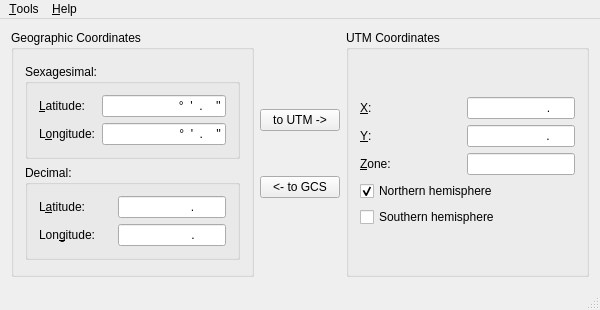
Old version of the form mainwindow.ui in the repository ecoslacker/coordinates-conversion-tool.
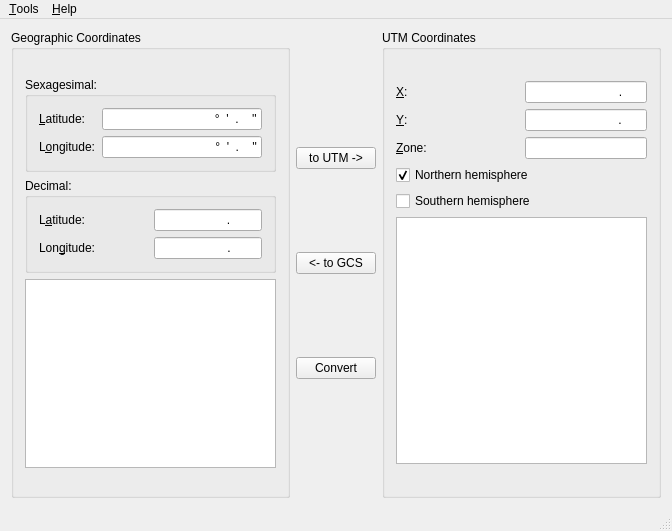
New version of the form. Icons and pictures are not drawn.

```diff
--- a/mainwindow.ui
+++ b/mainwindow.ui
@@ -6,8 +6,8 @@
    <rect>
     <x>0</x>
     <y>0</y>
-    <width>600</width>
-    <height>310</height>
+    <width>672</width>
+    <height>531</height>
    </rect>
   </property>
   <property name="windowTitle">
@@ -36,6 +36,9 @@
          <property name="orientation">
           <enum>Qt::Vertical</enum>
          </property>
+         <property name="sizeType">
+          <enum>QSizePolicy::Preferred</enum>
+         </property>
          <property name="sizeHint" stdset="0">
           <size>
            <width>20</width>
@@ -192,11 +195,17 @@
          </layout>
         </widget>
        </item>
+       <item>
+        <widget class="QTextEdit" name="geoCoordinates"/>
+       </item>
        <item>
         <spacer name="verticalSpacer_3">
          <property name="orientation">
           <enum>Qt::Vertical</enum>
          </property>
+         <property name="sizeType">
+          <enum>QSizePolicy::Preferred</enum>
+         </property>
          <property name="sizeHint" stdset="0">
           <size>
            <width>20</width>
@@ -255,6 +264,13 @@
         </property>
        </widget>
       </item>
+      <item>
+       <widget class="QPushButton" name="convertButton">
+        <property name="text">
+         <string>Convert</string>
+        </property>
+       </widget>
+      </item>
       <item>
        <spacer name="verticalSpacer">
         <property name="orientation">
@@ -290,10 +306,13 @@
          <property name="orientation">
           <enum>Qt::Vertical</enum>
          </property>
+         <property name="sizeType">
+          <enum>QSizePolicy::Preferred</enum>
+         </property>
          <property name="sizeHint" stdset="0">
           <size>
            <width>20</width>
-           <height>40</height>
+           <height>20</height>
           </size>
          </property>
         </spacer>
@@ -421,15 +440,21 @@
          </property>
         </widget>
        </item>
+       <item>
+        <widget class="QTextEdit" name="utmCoordinates"/>
+       </item>
        <item>
         <spacer name="verticalSpacer_5">
          <property name="orientation">
           <enum>Qt::Vertical</enum>
          </property>
+         <property name="sizeType">
+          <enum>QSizePolicy::Preferred</enum>
+         </property>
          <property name="sizeHint" stdset="0">
           <size>
            <width>20</width>
-           <height>40</height>
+           <height>20</height>
           </size>
          </property>
         </spacer>
@@ -444,8 +469,8 @@
     <rect>
      <x>0</x>
      <y>0</y>
-     <width>600</width>
-     <height>19</height>
+     <width>672</width>
+     <height>20</height>
     </rect>
    </property>
    <widget class="QMenu" name="menuTools">
```
Left out of the diff: 16 changed lines with no effect on the pictures.
